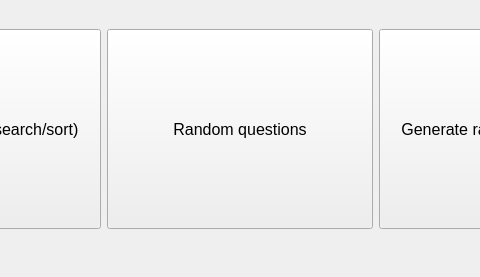
Before: the Qt Designer form QT/mainwindow.ui in Daniel-CG-Wright/ExamPaperProject, drawn with Qt 5; both pictures show x 175 to 655 and y 0 to 277 of the 830 by 277 pixel window.
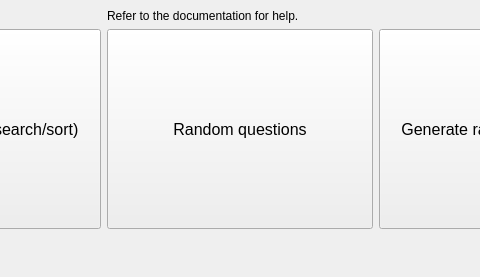
After: the same form once the commit is applied.

The edit to the form file:
```diff
--- a/QT/mainwindow.ui
+++ b/QT/mainwindow.ui
@@ -116,6 +116,13 @@
       </property>
      </widget>
     </item>
+    <item row="0" column="1">
+     <widget class="QLabel" name="lTip">
+      <property name="text">
+       <string>Refer to the documentation for help.</string>
+      </property>
+     </widget>
+    </item>
    </layout>
   </widget>
   <widget class="QStatusBar" name="sbStatusTooltip">
```
